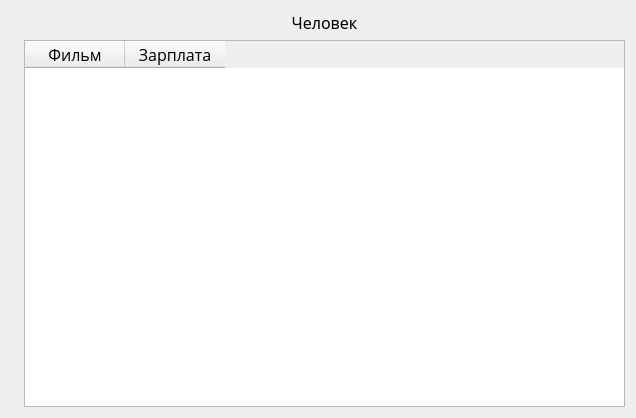
Before: the Qt Designer form GUI/salaryPersonConnect.ui in KindSpidey/Movie-Library, drawn with Qt 5.
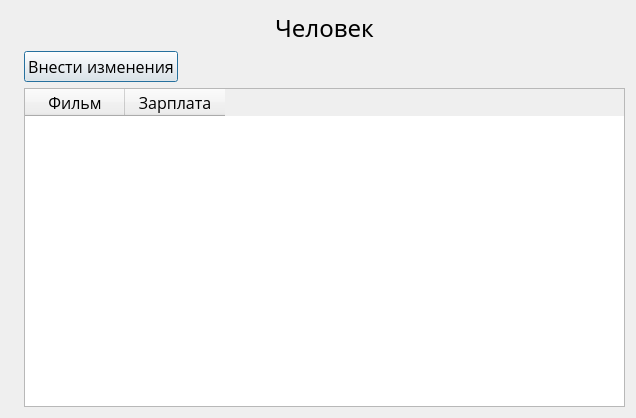
After: the same form once the commit is applied. Icons and pictures are not drawn.

The edit to the form file:
```diff
--- a/GUI/salaryPersonConnect.ui
+++ b/GUI/salaryPersonConnect.ui
@@ -27,12 +27,38 @@
      </property>
     </widget>
    </item>
+   <item row="3" column="1">
+    <widget class="QTableWidget" name="tableWidget">
+     <property name="font">
+      <font>
+       <family>Open Sans</family>
+       <pointsize>12</pointsize>
+      </font>
+     </property>
+     <property name="sizeAdjustPolicy">
+      <enum>QAbstractScrollArea::AdjustToContents</enum>
+     </property>
+     <property name="sortingEnabled">
+      <bool>true</bool>
+     </property>
+     <column>
+      <property name="text">
+       <string>Фильм</string>
+      </property>
+     </column>
+     <column>
+      <property name="text">
+       <string>Зарплата</string>
+      </property>
+     </column>
+    </widget>
+   </item>
    <item row="0" column="1">
     <widget class="QLabel" name="personName">
      <property name="font">
       <font>
        <family>Proxima Nova</family>
-       <pointsize>12</pointsize>
+       <pointsize>18</pointsize>
       </font>
      </property>
      <property name="text">
@@ -46,27 +72,32 @@
      </property>
     </widget>
    </item>
-   <item row="2" column="1">
-    <widget class="QTableWidget" name="tableWidget">
+   <item row="1" column="1">
+    <widget class="QPushButton" name="pushButton">
+     <property name="sizePolicy">
+      <sizepolicy hsizetype="Fixed" vsizetype="Fixed">
+       <horstretch>0</horstretch>
+       <verstretch>0</verstretch>
+      </sizepolicy>
+     </property>
      <property name="font">
       <font>
        <family>Open Sans</family>
        <pointsize>12</pointsize>
       </font>
      </property>
-     <property name="sizeAdjustPolicy">
-      <enum>QAbstractScrollArea::AdjustToContents</enum>
+     <property name="text">
+      <string>Внести изменения</string>
      </property>
-     <column>
-      <property name="text">
-       <string>Фильм</string>
-      </property>
-     </column>
-     <column>
-      <property name="text">
-       <string>Зарплата</string>
-      </property>
-     </column>
+     <property name="autoDefault">
+      <bool>false</bool>
+     </property>
+     <property name="default">
+      <bool>true</bool>
+     </property>
+     <property name="flat">
+      <bool>false</bool>
+     </property>
     </widget>
    </item>
   </layout>
```
